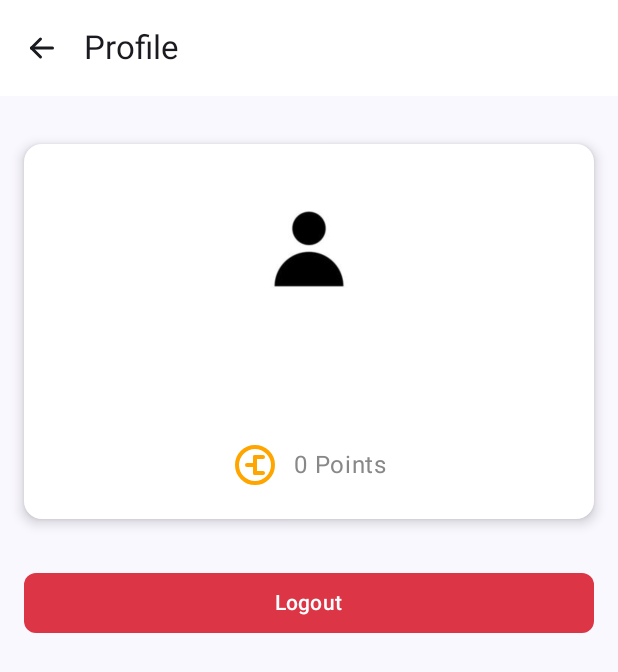
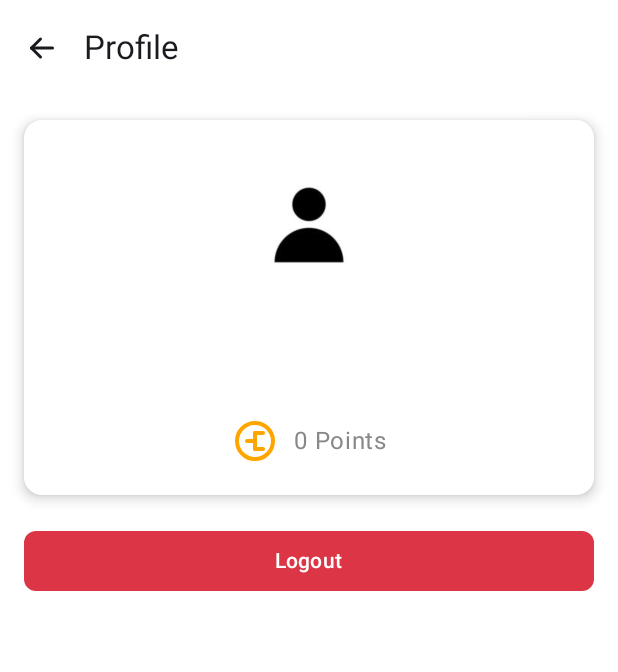
Before and after one commit to fachrz/erabuana-apps-android, an Android app built with Jetpack Compose: the ProfileActivity screen opened directly, with no data from a screen before it, on a phone screen of 412 x 824 dp. Shown: the top 672 px of the screen. Run offline under Robolectric (Android 15) with nearby library versions, the phone set to English and light mode, and no system bars.

Commit message:
fixing layout in profile

```diff
--- a/app/src/main/java/com/jayee/erabuana_apps/ProfileActivity.kt
+++ b/app/src/main/java/com/jayee/erabuana_apps/ProfileActivity.kt
@@ -7,6 +7,7 @@ import android.widget.Toast
 import androidx.activity.ComponentActivity
 import androidx.activity.compose.setContent
 import androidx.compose.foundation.Image
+import androidx.compose.foundation.background
 import androidx.compose.foundation.layout.*
 import androidx.compose.foundation.rememberScrollState
 import androidx.compose.foundation.shape.CircleShape
@@ -42,7 +43,7 @@ class ProfileActivity : ComponentActivity() {
 
         setContent {
             ErabuanaappsTheme {
-                ProfileContent(onBackPressed = { finish() }) // Handle back press
+                ProfileContent(onBackPressed = { finish() })
             }
         }
     }
@@ -118,8 +119,8 @@ fun ProfileContent(onBackPressed: () -> Unit) {
             ProfileScreen(
                 profile = profile,
                 points = points,
-                onLogout = { handleLogout(context) }, // Handle logout
-                modifier = Modifier.padding(innerPadding) // Apply inner padding to avoid layout issues
+                onLogout = { handleLogout(context) },
+                modifier = Modifier.padding(innerPadding)
             )
         }
     }
@@ -131,21 +132,20 @@ fun ProfileScreen(profile: Profile, points: Int, onLogout: () -> Unit, modifier:
         modifier = modifier
             .fillMaxSize()
             .verticalScroll(rememberScrollState())
-            .padding(16.dp),
-        horizontalAlignment = Alignment.CenterHorizontally // Center content horizontally
+            .background(Color.White)
+            .padding(all = 16.dp),
+        verticalArrangement = Arrangement.spacedBy(4.dp)
     ) {
-        // Profile Card with full width and light background color
         Card(
             shape = RoundedCornerShape(12.dp),
             modifier = Modifier
-                .fillMaxWidth() // Full width card
-                .padding(vertical = 16.dp),
+                .fillMaxWidth(),
             elevation = CardDefaults.cardElevation(defaultElevation = 5.dp),
             colors = CardDefaults.cardColors(containerColor = Color.White) // Light background color
         ) {
             Column(
-                horizontalAlignment = Alignment.CenterHorizontally, // Center the content inside the card
-                verticalArrangement = Arrangement.Center, // Center content vertically
+                horizontalAlignment = Alignment.CenterHorizontally,
+                verticalArrangement = Arrangement.Center,
                 modifier = Modifier
                     .fillMaxWidth()
                     .padding(20.dp)
@@ -178,7 +178,6 @@ fun ProfileScreen(profile: Profile, points: Int, onLogout: () -> Unit, modifier:
             }
         }
 
-        // Logout Button with rectangular shape and rounded corners
         Button(
             onClick = onLogout,
             modifier = Modifier
@@ -233,7 +232,7 @@ private suspend fun fetchPointsFromApi(token: String?): Int {
                 throw Exception("Failed to connect to API")
             }
         } catch (e: Exception) {
-            0 // Return 0 if there is an error
+            0
         }
     }
 }
```
